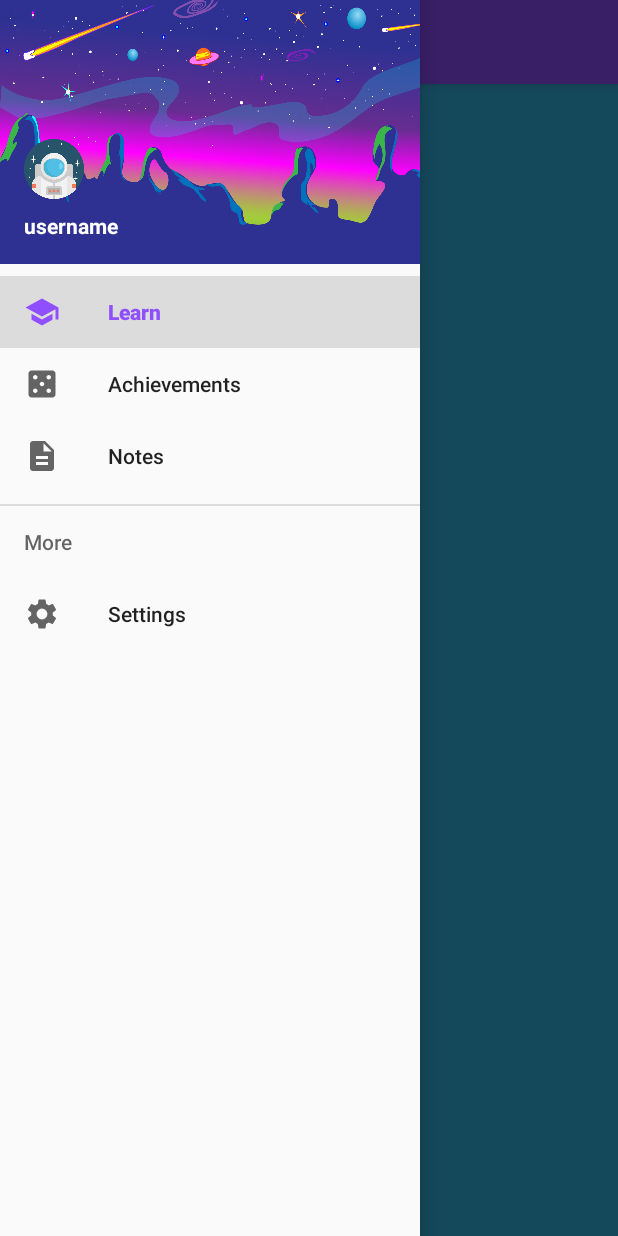
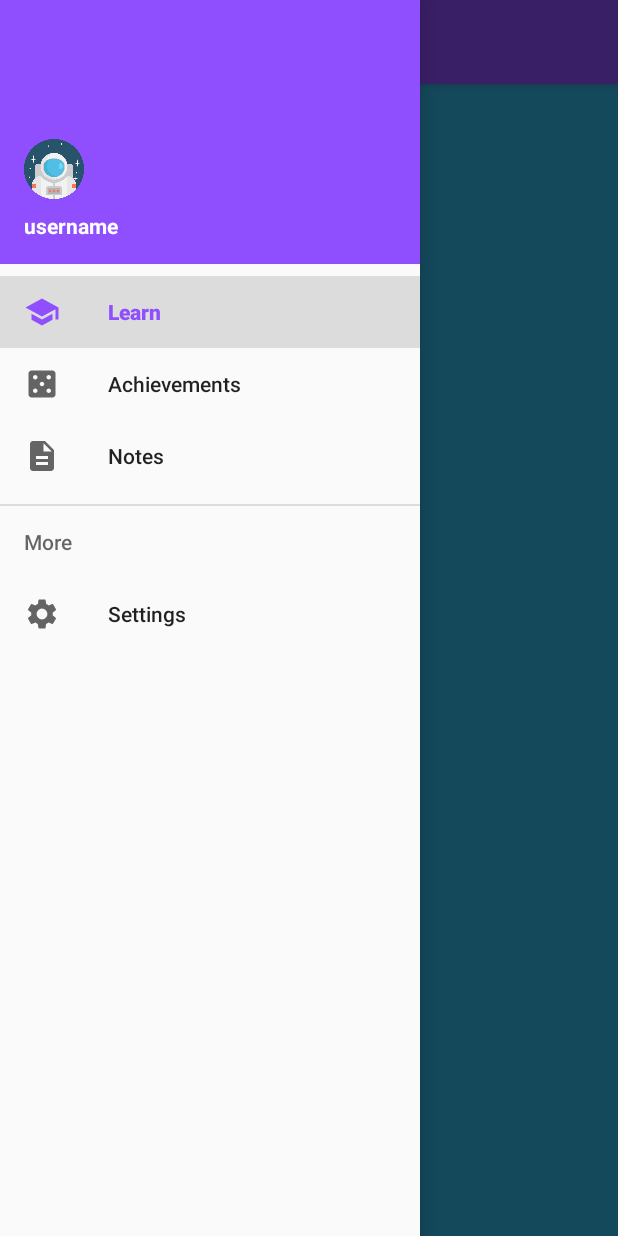
Before and after one commit to Sashagerasimov/3634-Assignement, an Android app: the DashboardActivity screen opened directly, with no data from a screen before it, with the side drawer open, on a phone screen of 412 x 824 dp. Run offline under Robolectric (Android 15) with nearby library versions, the phone set to English and light mode, and no system bars; our stand-ins replace Room's generated code, Volley; network calls fail.

Commit message:
sack images

```diff
--- a/app/src/main/res/layout/activity_login.xml
+++ b/app/src/main/res/layout/activity_login.xml
@@ -4,7 +4,6 @@
     xmlns:tools="http://schemas.android.com/tools"
     android:layout_width="match_parent"
     android:layout_height="match_parent"
-    android:background="@drawable/loginbg"
     tools:context=".Activities.MainActivity">
 
     <Button
--- a/app/src/main/res/layout/activity_register.xml
+++ b/app/src/main/res/layout/activity_register.xml
@@ -4,7 +4,6 @@
     xmlns:tools="http://schemas.android.com/tools"
     android:layout_width="match_parent"
     android:layout_height="match_parent"
-    android:background="@drawable/loginbg"
     tools:context=".Activities.RegisterActivity">
 
     <Button
--- a/app/src/main/res/layout/nav_header.xml
+++ b/app/src/main/res/layout/nav_header.xml
@@ -3,7 +3,7 @@
     android:id="@+id/navigation_header_container"
     android:layout_width="match_parent"
     android:layout_height="176dp"
-    android:background="@drawable/navbg"
+    android:background="@color/colorPrimary"
     android:gravity="bottom"
     android:orientation="vertical"
     android:padding="16dp"
```
